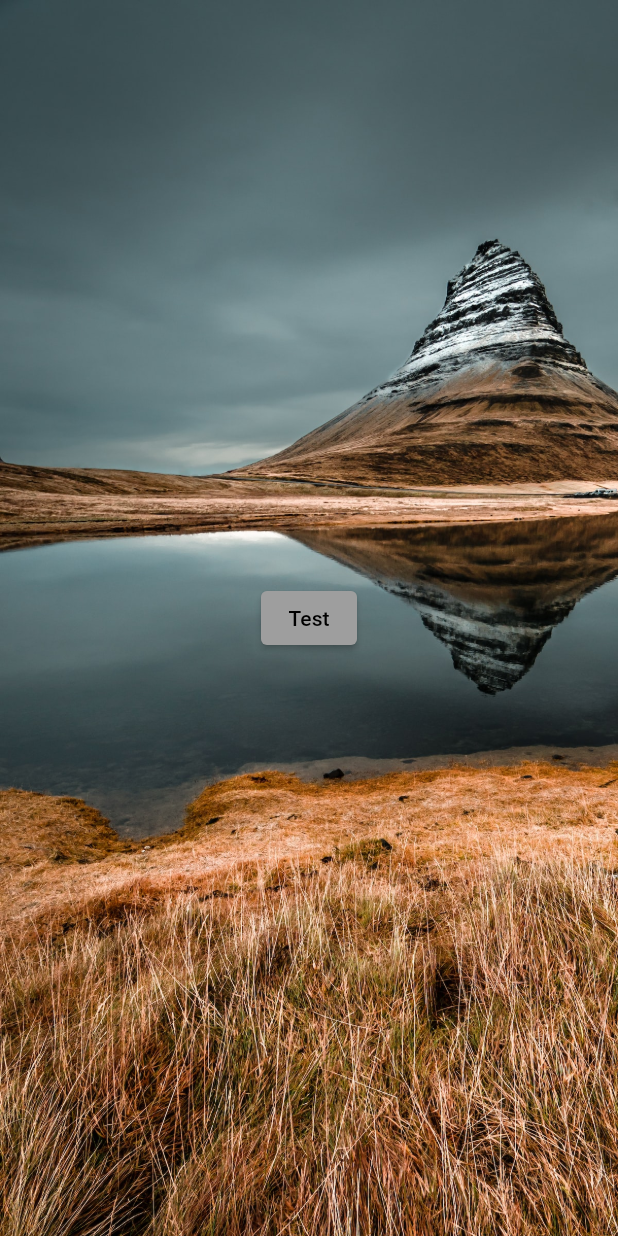
After one commit to berlin-experiment/clima, a Flutter app: the screen it shows after launch, on a phone screen of 412 x 824 dp. The commit adds this screen. Run offline on Flutter 3.47's test engine with Material 2 defaults, Android fonts, the phone set to English and light mode, and no system bars; our stand-ins replace flutter_dotenv.

Commit message:
basic structure to build on: loading & home screen

```diff
--- a/lib/main.dart
+++ b/lib/main.dart
@@ -1,42 +1,28 @@
 import 'package:flutter/material.dart';
+import 'package:flutter_dotenv/flutter_dotenv.dart';
 
-void main() {
+import 'screens/loading.dart';
+
+Future<void> main() async {
+  await dotenv.load();
+
   runApp(const MyApp());
 }
 
 class MyApp extends StatelessWidget {
   const MyApp({super.key});
+  final String title = 'Clima';
 
   @override
   Widget build(BuildContext context) {
     return MaterialApp(
-      title: 'Clima',
+      debugShowCheckedModeBanner: false,
+      title: title,
       theme: ThemeData(
-        primarySwatch: Colors.blue,
+        primarySwatch: Colors.grey,
       ),
-      home: const MyHomePage(title: 'Clima'),
+      // home: MyHomePage(title: title),
+      home: LoadingScreen(title: title),
     );
   }
 }
-
-class MyHomePage extends StatefulWidget {
-  const MyHomePage({super.key, required this.title});
-  final String title;
-
-  @override
-  State<MyHomePage> createState() => _MyHomePageState();
-}
-
-class _MyHomePageState extends State<MyHomePage> {
-  @override
-  Widget build(BuildContext context) {
-    return Scaffold(
-      appBar: AppBar(
-        title: Text(widget.title),
-      ),
-      body: const Center(
-        child: Text('Test'),
-      ),
-    );
-  }
-}
--- /dev/null
+++ b/lib/screens/loading.dart
@@ -0,0 +1,43 @@
+import 'package:flutter/material.dart';
+import '../utilities/constants.dart';
+import 'home.dart';
+
+class LoadingScreen extends StatefulWidget {
+  const LoadingScreen({super.key, required this.title});
+  final String title;
+
+  @override
+  State<LoadingScreen> createState() => _LoadingScreenState();
+}
+
+class _LoadingScreenState extends State<LoadingScreen> {
+  @override
+  Widget build(BuildContext context) {
+    return Scaffold(
+      body: Container(
+        decoration: const BoxDecoration(
+          image: DecorationImage(
+            image: AssetImage("assets/loading-screen-bg-img.jpg"),
+            fit: BoxFit.cover,
+            alignment: Alignment.bottomLeft,
+          ),
+        ),
+        child: Center(
+          child: ElevatedButton(
+            child: const Text('Test'),
+            onPressed: () async {
+              Navigator.push(
+                context,
+                MaterialPageRoute(
+                  builder: (context) => const MyHomePage(
+                    title: title,
+                  ),
+                ),
+              );
+            },
+          ),
+        ),
+      ),
+    );
+  }
+}
```
Also changed, not shown: lib/screens/home.dart (added, +24 -0 lines).
